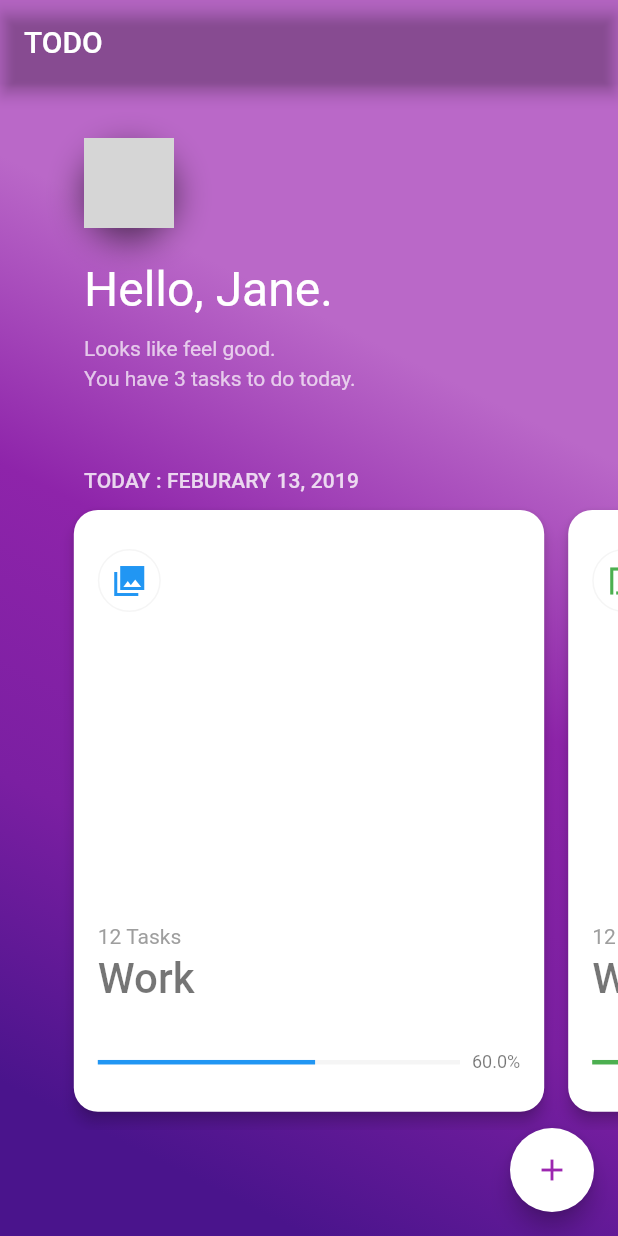
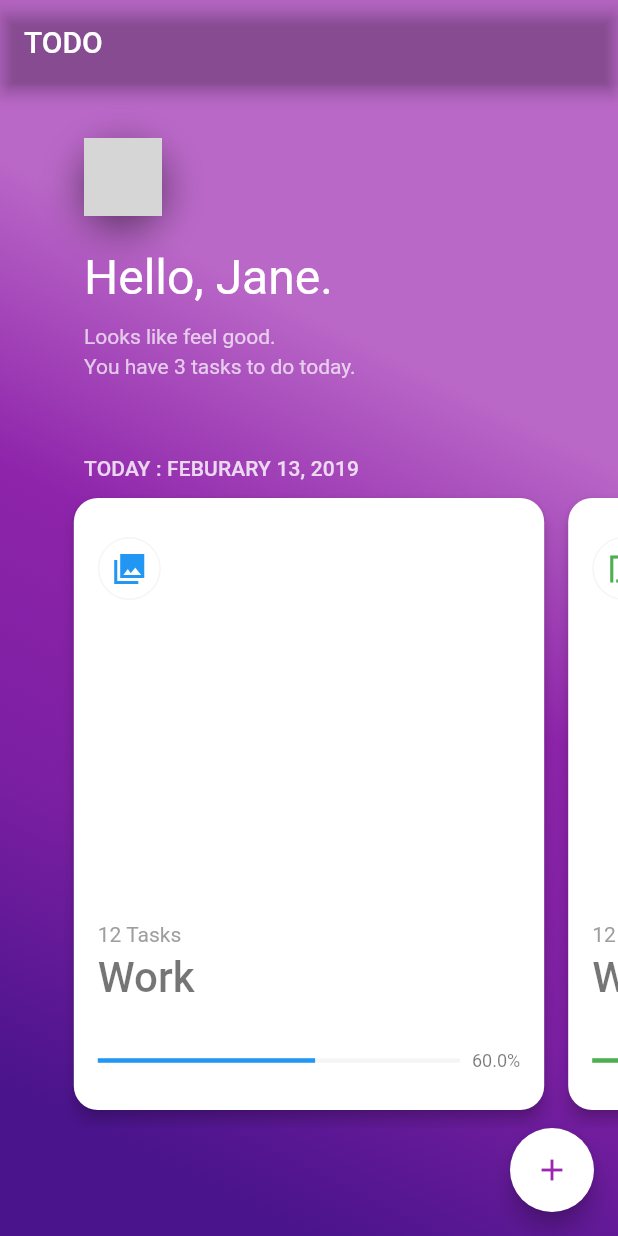
Before and after one commit to sabinbajracharya/fluttery-todo, a Flutter app: the screen it shows after launch, on a phone screen of 412 x 824 dp. Run offline on Flutter 3.47's test engine with Material 2 defaults, Android fonts, the phone set to English and light mode, and no system bars; network calls fail; Roboto replaces fonts that are missing (Hind); grey boxes are pictures that could not be loaded.

Commit message:
Decrease image size and reduce blur radius

```diff
--- a/lib/shadow_image.dart
+++ b/lib/shadow_image.dart
@@ -10,7 +10,7 @@ class ShadowImage extends StatelessWidget {
         boxShadow: [
           BoxShadow(
             color: Colors.black.withOpacity(0.6),
-            blurRadius: 20.0, // has the effect of softening the shadow
+            blurRadius: 25.0, // has the effect of softening the shadow
             spreadRadius: 0.0, // has the effect of extending the shadow
             offset: Offset(
               0.0, // horizontal, move right 10
@@ -22,8 +22,8 @@ class ShadowImage extends StatelessWidget {
       child: ClipOval(
         child: Image.network(
           'https://content-static.upwork.com/uploads/2014/10/01073427/profilephoto1.jpg',
-          height: 60,
-          width: 60,
+          height: 52,
+          width: 52,
           fit: BoxFit.cover,
         ),
       ),
```
